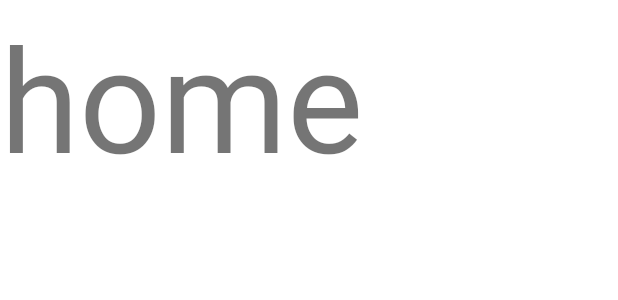
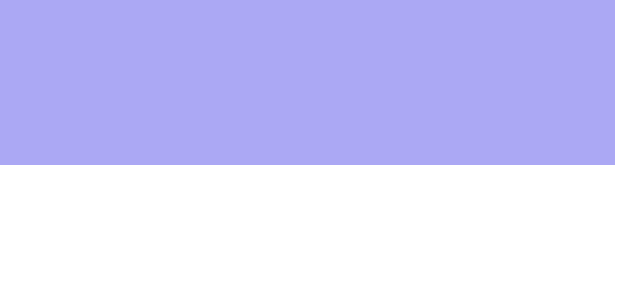
Before and after one commit to irritablebro/404GroupProject, an Android app: the layout fragment_home.xml on its own in the app's theme, with its tools: preview values and no code run, on a phone screen of 412 x 824 dp. Shown: the top 300 px of the screen. Run offline under Robolectric (Android 15) with nearby library versions, the phone set to English and light mode, and no system bars.

Commit message:
Update fragment_home.xml

```diff
--- a/app/src/main/res/layout/fragment_home.xml
+++ b/app/src/main/res/layout/fragment_home.xml
@@ -3,13 +3,31 @@
     xmlns:tools="http://schemas.android.com/tools"
     android:layout_width="match_parent"
     android:layout_height="match_parent"
+    xmlns:app="http://schemas.android.com/apk/res-auto"
     tools:context=".HomeFragment">
 
     <!-- TODO: Update blank fragment layout -->
+
+    <LinearLayout
+        android:layout_width="410dp"
+        android:layout_height="110dp"
+        android:layout_marginBottom="568dp"
+        android:background="#8883F0"
+        android:alpha="0.7"
+
+        android:orientation="vertical"
+        app:layout_constraintBottom_toBottomOf="parent"
+        app:layout_constraintEnd_toEndOf="parent"
+        app:layout_constraintHorizontal_bias="1.0"
+        app:layout_constraintStart_toStartOf="parent">
+
+
+    </LinearLayout>
+
     <TextView
         android:layout_width="match_parent"
         android:layout_height="match_parent"
-        android:text="home"
+        android:text=""
         android:textSize="96sp" />
 
 </FrameLayout>
```
